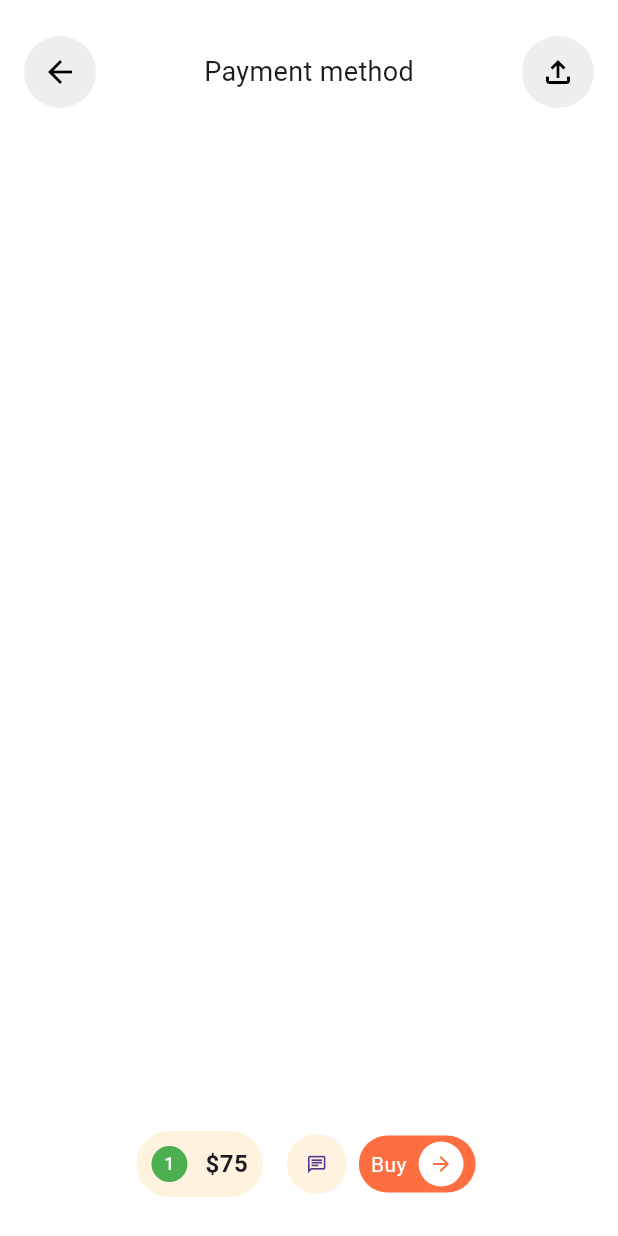
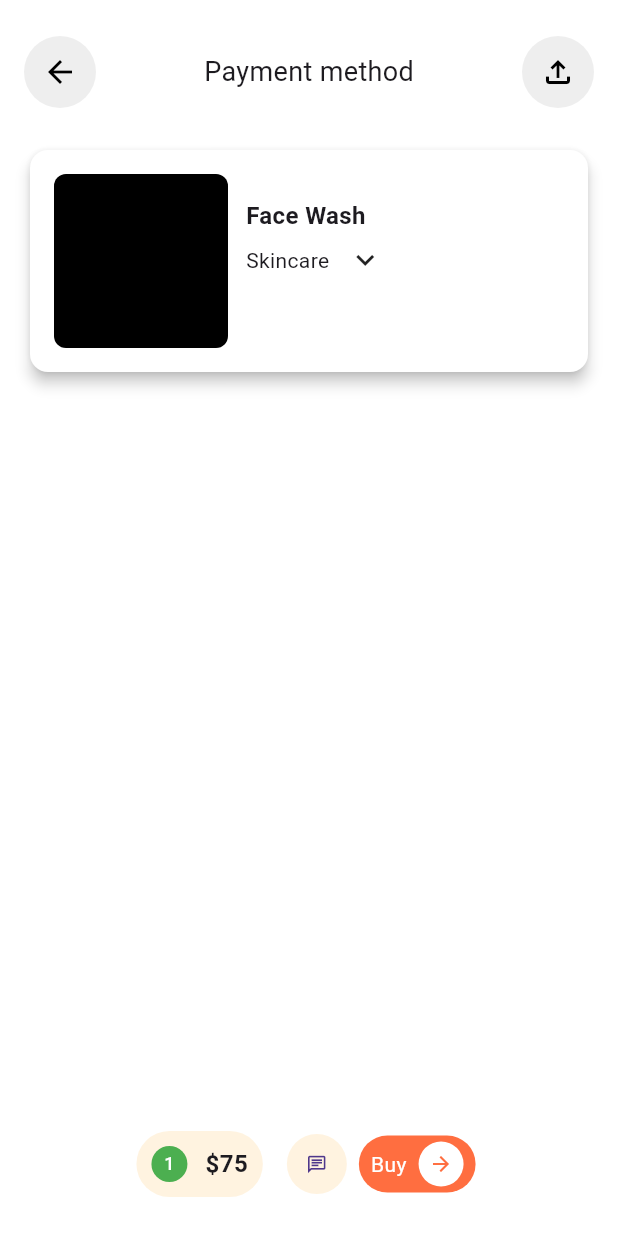
Before and after one commit to JAICHANGPARK/flutter_notebook_chapter_43, a Flutter app: the MarketplacePaymentMethodPage screen opened directly, on a phone screen of 412 x 824 dp. Run offline on Flutter 3.47's test engine with Material 3 defaults, Android fonts, the phone set to English and light mode, and no system bars; our stand-ins replace gap, hugeicons.

Commit message:
Update marketplace_payment_method_page.dart

```diff
--- a/lib/ep2168_marketplace_app/ui/marketplace_payment_method_page.dart
+++ b/lib/ep2168_marketplace_app/ui/marketplace_payment_method_page.dart
@@ -49,6 +49,53 @@ class _MarketplacePaymentMethodPageState extends State<MarketplacePaymentMethodP
                     ],
                   ),
                   Gap(24),
+                  Padding(
+                    padding: const EdgeInsets.only(bottom: 8),
+                    child: Card(
+                      elevation: 4,
+                      color: Colors.white,
+                      child: Padding(
+                        padding: const EdgeInsets.all(16.0),
+                        child: Row(
+                          spacing: 12,
+                          children: [
+                            Container(
+                              height: 116,
+                              width: 116,
+                              decoration: BoxDecoration(
+                                color: Colors.black,
+                                borderRadius: BorderRadius.circular(8),
+                              ),
+                            ),
+                            Expanded(
+                              child: Column(
+                                crossAxisAlignment: CrossAxisAlignment.start,
+                                spacing: 6,
+                                children: [
+                                  Text(
+                                    "Face Wash",
+                                    style: TextStyle(
+                                      fontSize: 16,
+                                      fontWeight: FontWeight.bold,
+                                    ),
+                                  ),
+                                  Row(
+                                    spacing: 12,
+                                    children: [
+                                      Text("Skincare"),
+                                      Icon(Icons.keyboard_arrow_down),
+                                    ],
+                                  ),
+                                  Gap(24),
+
+                                ],
+                              ),
+                            )
+                          ],
+                        ),
+                      ),
+                    ),
+                  ),
                 ],
               ),
             ),
```
